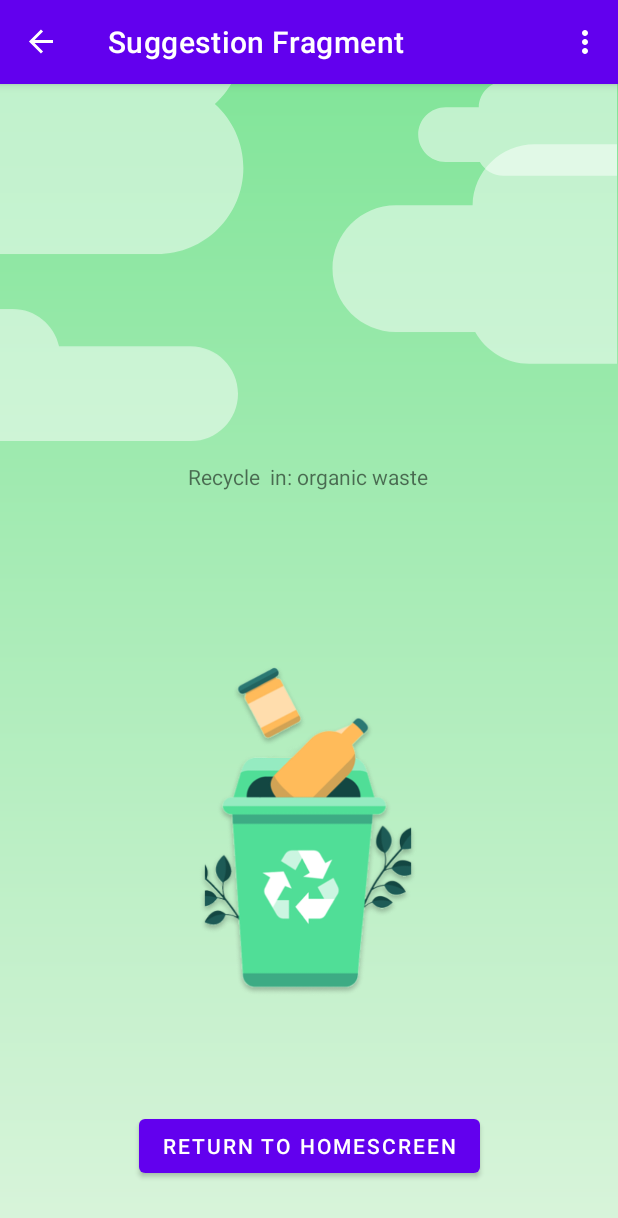
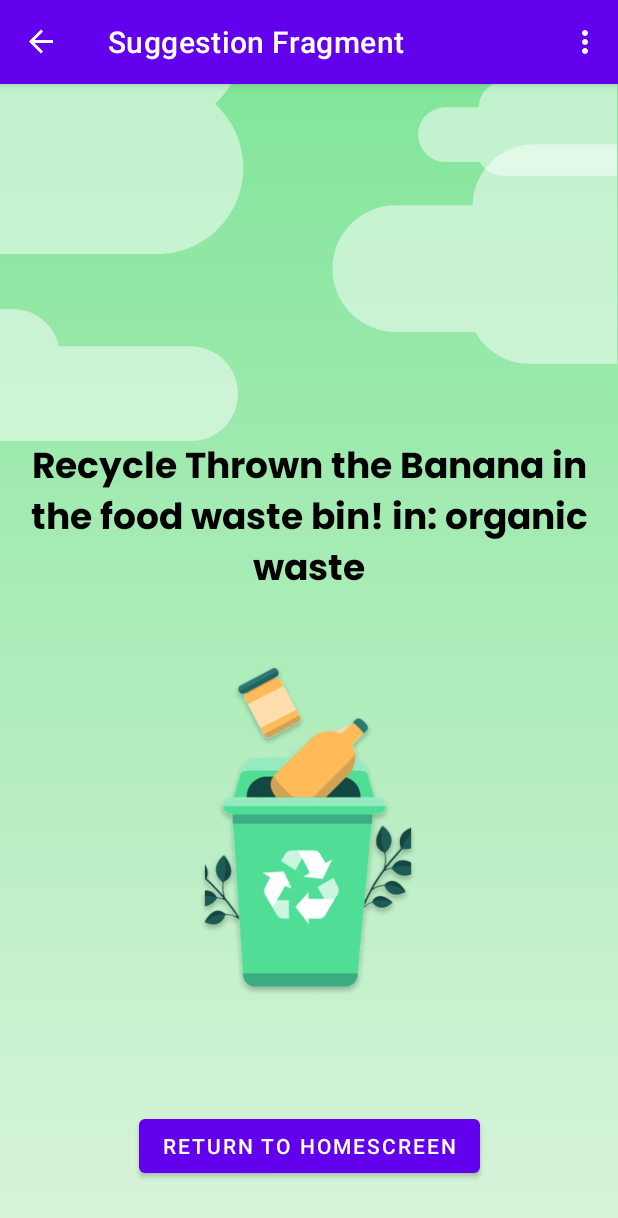
Before and after one commit to oscalars/Climate-Hero, an Android app: the SuggestionFragment screen opened through its navigation route, on a phone screen of 412 x 824 dp. Shown: the top 1218 px of the screen. Run offline under Robolectric (Android 15) with nearby library versions, the phone set to English and light mode, and no system bars; our stand-ins replace navigation-ui.

Commit message:
Change font and arrangement of suggestion text

```diff
--- a/Code/app/src/main/res/layout/fragment_suggestion.xml
+++ b/Code/app/src/main/res/layout/fragment_suggestion.xml
@@ -10,10 +10,14 @@
         android:id="@+id/suggestionText"
         android:layout_width="wrap_content"
         android:layout_height="wrap_content"
-        android:layout_marginTop="252dp"
-        android:text=""
+        android:layout_marginTop="236dp"
+        android:gravity="center"
+        android:fontFamily="@font/poppins_bold"
+        android:text="Thrown the Banana in the food waste bin!"
+        android:textColor="@color/black"
+        android:textSize="24sp"
         app:layout_constraintEnd_toEndOf="parent"
-        app:layout_constraintHorizontal_bias="0.498"
+        app:layout_constraintHorizontal_bias="0.0"
         app:layout_constraintStart_toStartOf="parent"
         app:layout_constraintTop_toTopOf="parent" />
 
@@ -32,7 +36,6 @@
         android:layout_width="200dp"
         android:layout_height="255dp"
         android:layout_marginBottom="56dp"
-
         android:src="@drawable/ic_recycle_bin"
         app:layout_constraintBottom_toTopOf="@+id/buttonReturn"
         app:layout_constraintEnd_toEndOf="parent"
```
Also changed, not shown: Code/app/src/main/res/font/poppins_bold.ttf (added), Code/app/src/main/res/font/poppins_regular.ttf (added).
